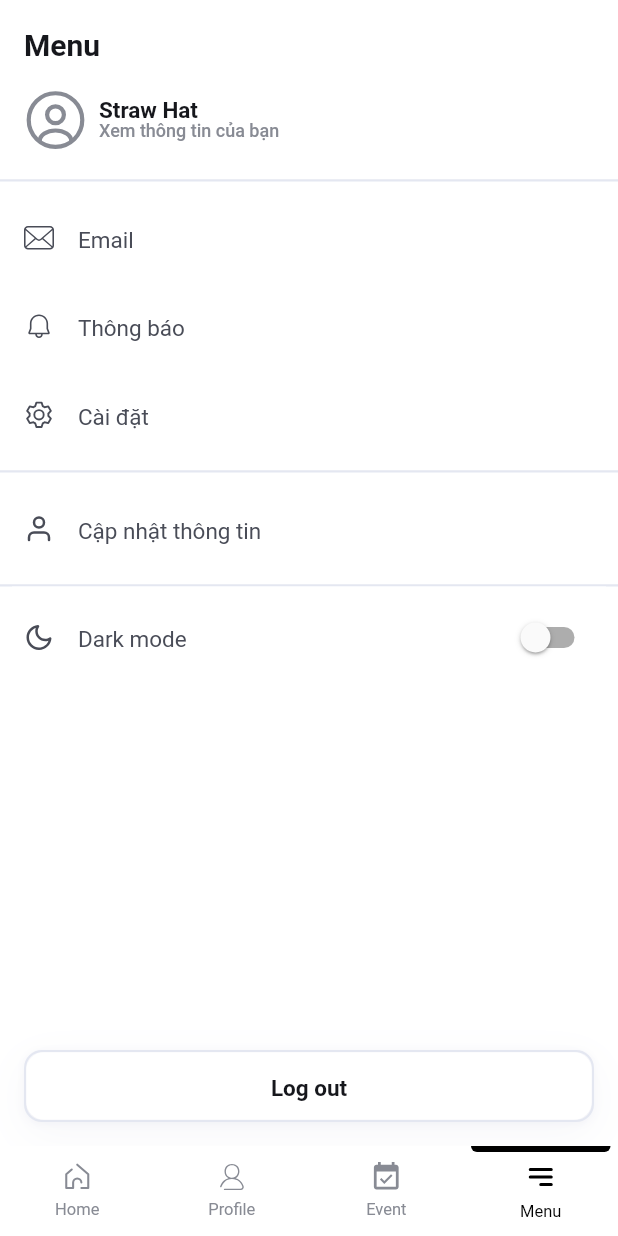
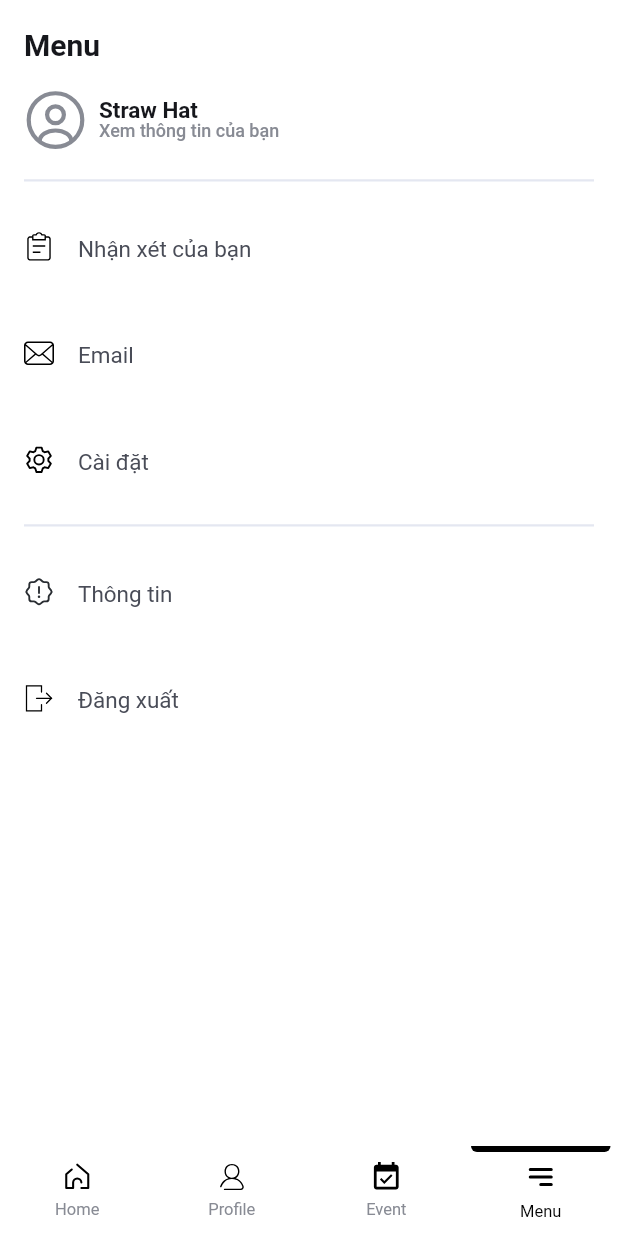
Before and after one commit to nhantruong1298/book_reviews, a Flutter app: the screen it shows after launch, item 4 of the bottom bar chosen, on a phone screen of 412 x 824 dp. Run offline on Flutter 3.47's test engine with Material 2 defaults, Android fonts, the phone set to English and light mode, and no system bars; our stand-ins replace after_layout, badges, bloc, cached_network_image, equatable, firebase_auth and 15 more; accounts and stored records are empty; network calls fail.

Commit message:
update home screen and menu screen

```diff
--- a/core/presentation/lib/feature/dashboard/views/dashboard_screen.dart
+++ b/core/presentation/lib/feature/dashboard/views/dashboard_screen.dart
@@ -79,7 +79,9 @@ class _DashboardScreenState extends BaseScreenState<DashboardScreen>
           AssetsGen.getRawString(Assets.images.homeIcon.path),
           width: inActiveIconSize,
           height: inActiveIconSize,
-          color: AppColors.textGreyColor,
+
+         // color: AppColors.textGreyColor,
+
         ),
         activeIcon: SvgPicture.asset(
           AssetsGen.getRawString(Assets.images.homeIcon.path),
@@ -93,7 +95,7 @@ class _DashboardScreenState extends BaseScreenState<DashboardScreen>
           AssetsGen.getRawString(Assets.images.profileIcon.path),
           width: inActiveIconSize,
           height: inActiveIconSize,
-          color: AppColors.textGreyColor,
+         // color: AppColors.textGreyColor,
         ),
         activeIcon: SvgPicture.asset(
           AssetsGen.getRawString(Assets.images.profileIcon.path),
@@ -107,7 +109,7 @@ class _DashboardScreenState extends BaseScreenState<DashboardScreen>
           AssetsGen.getRawString(Assets.images.eventIcon.path),
           width: inActiveIconSize,
           height: inActiveIconSize,
-          color: AppColors.textGreyColor,
+        //  color: AppColors.textGreyColor,
         ),
         activeIcon: SvgPicture.asset(
           AssetsGen.getRawString(Assets.images.eventIcon.path),
@@ -121,7 +123,7 @@ class _DashboardScreenState extends BaseScreenState<DashboardScreen>
           AssetsGen.getRawString(Assets.images.menuIcon.path),
           width: inActiveIconSize,
           height: inActiveIconSize,
-          color: AppColors.textGreyColor,
+        //  color: AppColors.textGreyColor,
         ),
         activeIcon: SvgPicture.asset(
           AssetsGen.getRawString(Assets.images.menuIcon.path),
--- a/core/presentation/lib/feature/menu/views/menu_item.dart
+++ b/core/presentation/lib/feature/menu/views/menu_item.dart
@@ -32,12 +32,12 @@ class MenuItem extends StatelessWidget {
           borderRadius: BorderRadius.circular(AppDimensions.defaultSRadius),
           child: Padding(
             padding: const EdgeInsets.symmetric(
-                vertical: AppDimensions.defaultSPadding,
+                vertical: AppDimensions.defaultPadding,
                 horizontal: AppDimensions.defaultXSPadding),
             child: Row(
               children: [
                 SvgPicture.asset(AssetsGen.getRawString(icon ?? ''),
-                    color: AppColors.greyColor700,
+                    //color: AppColors.greyColor700,
                     width: AppDimensions.defaultIconSizeSmall,
                     height: AppDimensions.defaultIconSizeSmall),
                 const Spacing(1, direction: SpacingDirection.Horizontal),
--- a/core/presentation/lib/feature/menu/views/menu_screen.dart
+++ b/core/presentation/lib/feature/menu/views/menu_screen.dart
@@ -4,7 +4,6 @@ import 'package:presentation/feature/menu/views/menu_item.dart';
 import 'package:presentation/generated/assets.gen.dart';
 import 'package:presentation/resources/app_colors.dart';
 import 'package:presentation/resources/app_dimensions.dart';
-import 'package:presentation/resources/app_theme.dart';
 import 'package:presentation/widgets/commons/layouts/basic_layout.dart';
 import 'package:presentation/widgets/commons/spacing.dart';
 import 'package:presentation/widgets/commons/typography/body_text.dart';
@@ -18,12 +17,9 @@ class MenuScreen extends StatefulWidget {
 }
 
 class MenuScreenState extends BaseScreenState<MenuScreen> {
-  bool _darkMode = false;
-
   @override
   Widget builder(BuildContext context) {
     return BasicLayout(
-      bottomNavigationBar: const _LogoutButton(),
       title: HeadingText('Menu'),
       padding: EdgeInsets.zero,
       centerTitle: false,
@@ -34,14 +30,14 @@ class MenuScreenState extends BaseScreenState<MenuScreen> {
         const Spacing(1),
         MenuItem(
           onTap: () {},
-          icon: Assets.images.emailIcon.path,
-          name: 'Email',
+          icon: Assets.images.orderIcon.path,
+          name: 'Nhận xét của bạn',
         ),
         const Spacing(1),
         MenuItem(
           onTap: () {},
-          icon: Assets.images.notificationIcon.path,
-          name: 'Thông báo',
+          icon: Assets.images.emailIcon.path,
+          name: 'Email',
         ),
         const Spacing(1),
         MenuItem(
@@ -54,72 +50,31 @@ class MenuScreenState extends BaseScreenState<MenuScreen> {
         const Spacing(1),
         MenuItem(
           onTap: () {},
-          icon: Assets.images.userIcon.path,
-          name: 'Cập nhật thông tin',
+          icon: Assets.images.informationIcon.path,
+          name: 'Thông tin ',
         ),
         const Spacing(1),
-        _divider,
         MenuItem(
-          icon: Assets.images.moonIcon.path,
-          name: 'Dark mode',
-          type: MenuToggleType(_darkMode, (newValue) {
-            setState(() {
-              _darkMode = newValue;
-            });
-          }),
+          onTap: () {},
+          icon: Assets.images.logoutIcon.path,
+          name: 'Đăng xuất',
         ),
+        const Spacing(1),
       ]),
     );
   }
 
-  Widget get _divider => const SizedBox(
+  Widget get _divider => const Padding(
+        padding: EdgeInsets.symmetric(horizontal: AppDimensions.defaultPadding),
+        child: SizedBox(
           height: 1.0,
           width: double.infinity,
           child: Divider(
             thickness: 1.5,
             color: AppColors.greyColor500,
           ),
-      );
-}
-
-class _LogoutButton extends StatelessWidget {
-  final VoidCallback? onTap;
-  // ignore: unused_element
-  const _LogoutButton({this.onTap});
-
-  @override
-  Widget build(BuildContext context) {
-    return Container(
-      height: AppDimensions.buttonHeight,
-      margin: const EdgeInsets.only(
-        bottom: AppDimensions.defaultPadding,
-        left: AppDimensions.defaultPadding,
-        right: AppDimensions.defaultPadding,
-      ),
-      decoration: BoxDecoration(
-          border: Border.all(
-            color: AppColors.greyColor500,
-            width: 1.5,
-          ),
-          boxShadow: AppThemeStyle.appListTileBoxShadow,
-          borderRadius: BorderRadius.circular(AppDimensions.defaultRadius)),
-      child: Material(
-        color: AppColors.backgroundColor,
-        borderRadius: BorderRadius.circular(AppDimensions.defaultRadius),
-        child: InkWell(
-          borderRadius: BorderRadius.circular(AppDimensions.defaultRadius),
-          onTap: onTap,
-          child: Center(
-              child: BodyLText(
-            'Log out',
-            style: BodyLText.defaultStyle.copyWith(
-              fontWeight: FontWeight.w700,
-            ),
-          )),
-        ),
         ),
       );
-  }
 }
 
 class _ShowProfileButton extends StatelessWidget {
```
Also changed, not shown: core/presentation/lib/feature/home/views/home_screen.dart (+35 -34 lines), core/presentation/lib/widgets/commons/html_view.dart (+7 -9 lines), core/presentation/pubspec.yaml (+5 -4 lines), core/presentation/assets/images/information-icon.svg (added), core/presentation/assets/images/logout-icon.svg (added), core/presentation/assets/images/order-icon.svg (added), core/presentation/lib/generated/assets.gen.dart. Lines whose indentation alone changed are shown as unchanged.
